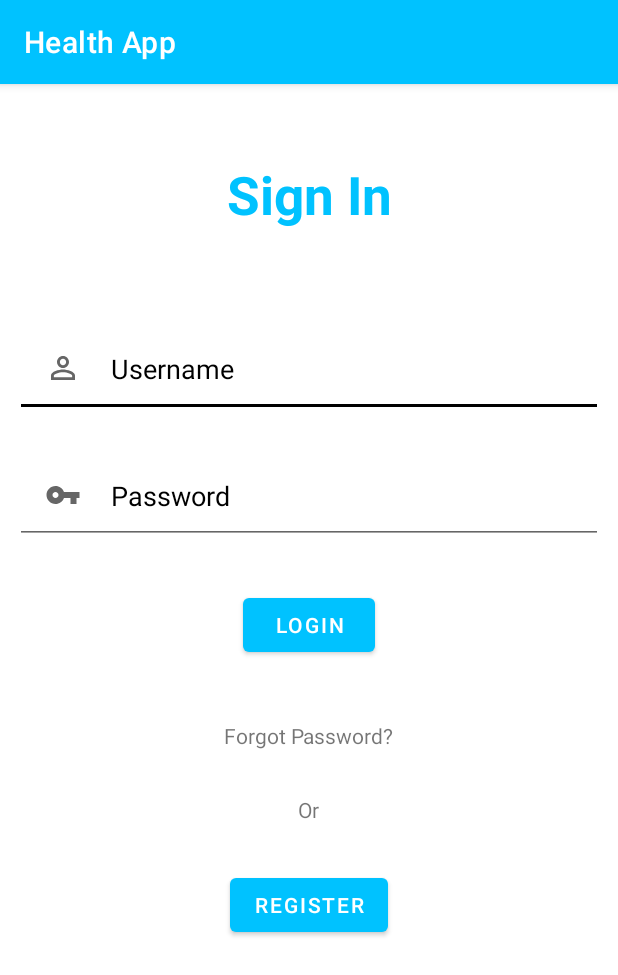
After one commit to ErikHillard/HealthApp, an Android app: the LoginActivity screen opened directly, with no data from a screen before it, on a phone screen of 412 x 824 dp. The commit adds this screen. Shown: the top 975 px of the screen. Run offline under Robolectric (Android 15) with nearby library versions, the phone set to English and light mode, and no system bars.

Commit message:
Created Login and Registering Pages

```diff
--- /dev/null
+++ b/app/src/main/java/com/example/healthapp/LoginActivity.java
@@ -0,0 +1,46 @@
+package com.example.healthapp;
+
+import androidx.appcompat.app.AppCompatActivity;
+
+import android.content.Intent;
+import android.os.Bundle;
+import android.view.View;
+import android.widget.TextView;
+import android.widget.Toast;
+
+import com.google.android.material.button.MaterialButton;
+
+public class LoginActivity extends AppCompatActivity {
+
+    @Override
+    protected void onCreate(Bundle savedInstanceState) {
+        super.onCreate(savedInstanceState);
+        setContentView(R.layout.activity_login);
+
+//        TextView username = findViewById(R.id.usernameInput);
+//        TextView password = findViewById(R.id.passwordInput);
+//
+//        MaterialButton loginButton = (MaterialButton) findViewById(R.id.loginbutton);
+//
+//        loginButton.setOnClickListener(new View.OnClickListener() {
+//            @Override
+//            public void onClick(View view) {
+//                if (username.getText().toString().equals("user")
+//                        && password.getText().toString().equals("pass")){
+//                    Intent switchActivity = new Intent(LoginActivity.this, MainActivity.class);
+//                    switchActivity.putExtra("Username", username.getText().toString());
+//                    switchActivity.putExtra("NewUser", false);
+//                    startActivity(switchActivity);
+//                } else {
+//                    Toast.makeText(LoginActivity.this, "Login Failed", Toast.LENGTH_SHORT).show();
+//                }
+//            }
+//        });
+        if (savedInstanceState == null) {
+            getSupportFragmentManager().beginTransaction()
+                    .setReorderingAllowed(true)
+                    .add(R.id.fragment_login_container, LoginFragment.class, null)
+                    .commit();
+        }
+    }
+}
--- /dev/null
+++ b/app/src/main/java/com/example/healthapp/LoginFragment.java
@@ -0,0 +1,87 @@
+package com.example.healthapp;
+
+import android.content.Intent;
+import android.os.Bundle;
+
+import androidx.annotation.NonNull;
+import androidx.annotation.Nullable;
+import androidx.fragment.app.Fragment;
+import androidx.fragment.app.FragmentManager;
+import androidx.fragment.app.FragmentTransaction;
+
+import android.view.LayoutInflater;
+import android.view.View;
+import android.view.ViewGroup;
+import android.widget.TextView;
+import android.widget.Toast;
+
+import com.google.android.material.button.MaterialButton;
+
+public class LoginFragment extends Fragment {
+
+    public LoginFragment() {
+        // Required empty public constructor
+    }
+
+//    public static LoginFragment newInstance(String param1, String param2) {
+//        LoginFragment fragment = new LoginFragment();
+//        Bundle args = new Bundle();
+//        args.putString(ARG_PARAM1, param1);
+//        args.putString(ARG_PARAM2, param2);
+//        fragment.setArguments(args);
+//        return fragment;
+//    }
+
+
+    @Override
+    public void onCreate(@Nullable Bundle savedInstanceState) {
+        super.onCreate(savedInstanceState);
+    }
+
+    @Override
+    public View onCreateView(LayoutInflater inflater, ViewGroup container,
+                             Bundle savedInstanceState) {
+        return inflater.inflate(R.layout.fragment_login, container, false);
+    }
+
+    @Override
+    public void onViewCreated(@NonNull View view, @Nullable Bundle savedInstanceState) {
+        super.onViewCreated(view, savedInstanceState);
+
+        TextView username = view.findViewById(R.id.usernameInput);
+        TextView password = view.findViewById(R.id.passwordInput);
+
+        MaterialButton loginButton = (MaterialButton) view.findViewById(R.id.loginbutton);
+
+        loginButton.setOnClickListener(new View.OnClickListener() {
+            @Override
+            public void onClick(View view) {
+                if (username.getText().toString().equals("user")
+                        && password.getText().toString().equals("pass")){
+                    Intent switchActivity = new Intent(getActivity(), MainActivity.class);
+                    switchActivity.putExtra("Username", username.getText().toString());
+                    switchActivity.putExtra("NewUser", false);
+                    startActivity(switchActivity);
+                } else {
+                    Toast.makeText(getActivity(), "Login Failed", Toast.LENGTH_SHORT).show();
+                    password.setText("");
+                }
+            }
+        });
+
+        MaterialButton registerNavButton = (MaterialButton) view.findViewById(R.id.registerNavButton);
+
+        registerNavButton.setOnClickListener(new View.OnClickListener() {
+            @Override
+            public void onClick(View view) {
+                Fragment newFragment = new RegisterFragment();
+                FragmentTransaction transaction = getFragmentManager().beginTransaction();
+
+                transaction.replace(R.id.fragment_login_container, newFragment);
+                transaction.addToBackStack(null);
+
+                transaction.commit();
+            }
+        });
+    }
+}
--- a/app/src/main/java/com/example/healthapp/MainActivity.java
+++ b/app/src/main/java/com/example/healthapp/MainActivity.java
@@ -22,6 +22,14 @@ public class MainActivity extends AppCompatActivity {
         getSupportActionBar().setTitle("Home");
 
         getFragment(new HomeFragment());
+        Bundle extras = getIntent().getExtras();
+
+        // TODO: Write these to json only if needed.
+        if (extras != null) {
+            String value = extras.getString("key");
+        } else {
+            // TODO: Set default parameters for a user.
+        }
 
         bottomNavigationView = findViewById(R.id.bottomNavigationView);
         bottomNavigationView.setOnItemSelectedListener(new NavigationBarView.OnItemSelectedListener() {
@@ -54,6 +62,8 @@ public class MainActivity extends AppCompatActivity {
                     .add(R.id.fragment_container_view, HomeFragment.class, null)
                     .commit();
         }
+
+
     }
 
     private boolean getFragment(Fragment fragment) {
--- /dev/null
+++ b/app/src/main/java/com/example/healthapp/RegisterFragment.java
@@ -0,0 +1,48 @@
+package com.example.healthapp;
+
+import android.content.Intent;
+import android.os.Bundle;
+
+import androidx.annotation.NonNull;
+import androidx.annotation.Nullable;
+import androidx.fragment.app.Fragment;
+
+import android.view.LayoutInflater;
+import android.view.View;
+import android.view.ViewGroup;
+import android.widget.Toast;
+
+import com.google.android.material.button.MaterialButton;
+
+public class RegisterFragment extends Fragment {
+    public RegisterFragment() {
+        // Required empty public constructor
+    }
+
+    @Override
+    public View onCreateView(LayoutInflater inflater, ViewGroup container,
+                             Bundle savedInstanceState) {
+        // Inflate the layout for this fragment
+        return inflater.inflate(R.layout.fragment_register, container, false);
+    }
+
+    @Override
+    public void onViewCreated(@NonNull View view, @Nullable Bundle savedInstanceState) {
+        super.onViewCreated(view, savedInstanceState);
+
+        MaterialButton registerButton = (MaterialButton) view.findViewById(R.id.registerButton);
+
+        registerButton.setOnClickListener(new View.OnClickListener() {
+            @Override
+            public void onClick(View view) {
+                /* TODO:
+                *   Make the fragment switch back to login with the username and password.
+                *   Then switch the activity.
+                */
+                Intent switchActivity = new Intent(getActivity(), MainActivity.class);
+                switchActivity.putExtra("NewUser", false);
+                startActivity(switchActivity);
+            }
+        });
+    }
+}
--- /dev/null
+++ b/app/src/main/res/drawable/ic_baseline_key_24.xml
@@ -0,0 +1,10 @@
+<vector xmlns:android="http://schemas.android.com/apk/res/android"
+    android:width="24dp"
+    android:height="24dp"
+    android:viewportWidth="24"
+    android:viewportHeight="24"
+    android:tint="?attr/colorControlNormal">
+  <path
+      android:fillColor="@android:color/white"
+      android:pathData="M12.65,10C11.83,7.67 9.61,6 7,6c-3.31,0 -6,2.69 -6,6s2.69,6 6,6c2.61,0 4.83,-1.67 5.65,-4H17v4h4v-4h2v-4H12.65zM7,14c-1.1,0 -2,-0.9 -2,-2s0.9,-2 2,-2 2,0.9 2,2 -0.9,2 -2,2z"/>
+</vector>
--- /dev/null
+++ b/app/src/main/res/drawable/ic_baseline_person_outline_24.xml
@@ -0,0 +1,10 @@
+<vector xmlns:android="http://schemas.android.com/apk/res/android"
+    android:width="24dp"
+    android:height="24dp"
+    android:viewportWidth="24"
+    android:viewportHeight="24"
+    android:tint="?attr/colorControlNormal">
+  <path
+      android:fillColor="@android:color/white"
+      android:pathData="M12,5.9c1.16,0 2.1,0.94 2.1,2.1s-0.94,2.1 -2.1,2.1S9.9,9.16 9.9,8s0.94,-2.1 2.1,-2.1m0,9c2.97,0 6.1,1.46 6.1,2.1v1.1L5.9,18.1L5.9,17c0,-0.64 3.13,-2.1 6.1,-2.1M12,4C9.79,4 8,5.79 8,8s1.79,4 4,4 4,-1.79 4,-4 -1.79,-4 -4,-4zM12,13c-2.67,0 -8,1.34 -8,4v3h16v-3c0,-2.66 -5.33,-4 -8,-4z"/>
+</vector>
--- /dev/null
+++ b/app/src/main/res/layout/activity_login.xml
@@ -0,0 +1,13 @@
+<?xml version="1.0" encoding="utf-8"?>
+<RelativeLayout xmlns:android="http://schemas.android.com/apk/res/android"
+    xmlns:app="http://schemas.android.com/apk/res-auto"
+    xmlns:tools="http://schemas.android.com/tools"
+    android:layout_width="match_parent"
+    android:layout_height="match_parent"
+    tools:context=".LoginActivity">
+
+    <FrameLayout
+        android:layout_width="match_parent"
+        android:layout_height="match_parent"
+        android:id="@+id/fragment_login_container"/>
+</RelativeLayout>
--- /dev/null
+++ b/app/src/main/res/layout/fragment_login.xml
@@ -0,0 +1,92 @@
+<?xml version="1.0" encoding="utf-8"?>
+<RelativeLayout xmlns:android="http://schemas.android.com/apk/res/android"
+    xmlns:app="http://schemas.android.com/apk/res-auto"
+    xmlns:tools="http://schemas.android.com/tools"
+    android:layout_width="match_parent"
+    android:layout_height="match_parent"
+    tools:context=".LoginActivity">
+
+    <TextView
+        android:id="@+id/signIn"
+        android:layout_width="match_parent"
+        android:layout_height="wrap_content"
+        android:text="Sign In"
+        android:layout_margin="50dp"
+        android:gravity="center"
+        android:textSize="35dp"
+        android:textColor="@color/colorPrimary"
+        android:textStyle="bold"
+        />
+
+    <EditText
+        android:id="@+id/usernameInput"
+        android:layout_width="match_parent"
+        android:layout_height="wrap_content"
+        android:layout_below="@id/signIn"
+        android:layout_marginStart="10dp"
+        android:layout_marginTop="10dp"
+        android:layout_marginEnd="10dp"
+        android:layout_marginBottom="10dp"
+        android:drawableLeft="@drawable/ic_baseline_person_outline_24"
+        android:drawablePadding="20dp"
+        android:hint="Username"
+        android:padding="20dp"
+        android:textColor="@color/colorAccent"
+        android:textColorHint="@color/colorAccent"
+        android:maxLines="1"
+        android:inputType="text"/>
+
+    <EditText
+        android:id="@+id/passwordInput"
+        android:layout_width="match_parent"
+        android:layout_height="wrap_content"
+        android:layout_below="@id/usernameInput"
+        android:layout_marginStart="10dp"
+        android:layout_marginTop="10dp"
+        android:layout_marginEnd="10dp"
+        android:layout_marginBottom="10dp"
+        android:drawableLeft="@drawable/ic_baseline_key_24"
+        android:drawablePadding="20dp"
+        android:hint="Password"
+        android:padding="20dp"
+        android:textColor="@color/colorAccent"
+        android:textColorHint="@color/colorAccent"
+        android:inputType="textPassword"
+        android:maxLines="1"/>
+
+    <com.google.android.material.button.MaterialButton
+        android:layout_width="wrap_content"
+        android:layout_height="wrap_content"
+        android:id="@+id/loginbutton"
+        android:layout_below="@id/passwordInput"
+        android:layout_centerHorizontal="true"
+        android:text="LOGIN"
+        android:layout_margin="20dp"
+
+        />
+    <TextView
+        android:layout_width="wrap_content"
+        android:layout_height="wrap_content"
+        android:id="@+id/forgotpassword"
+        android:layout_below="@id/loginbutton"
+        android:layout_centerHorizontal="true"
+        android:text="Forgot Password?"
+        android:layout_margin="20dp"/>
+    <TextView
+        android:layout_width="wrap_content"
+        android:layout_height="wrap_content"
+        android:id="@+id/orText"
+        android:layout_below="@id/forgotpassword"
+        android:text="Or"
+        android:layout_centerHorizontal="true"
+        android:layout_margin="10dp"/>
+    <com.google.android.material.button.MaterialButton
+        android:layout_width="wrap_content"
+        android:layout_height="wrap_content"
+        android:id="@+id/registerNavButton"
+        android:layout_below="@id/orText"
+        android:layout_centerHorizontal="true"
+        android:text="Register"
+        android:layout_margin="20dp"
+        />
+</RelativeLayout>
--- /dev/null
+++ b/app/src/main/res/layout/fragment_register.xml
@@ -0,0 +1,17 @@
+<?xml version="1.0" encoding="utf-8"?>
+<RelativeLayout xmlns:android="http://schemas.android.com/apk/res/android"
+    xmlns:tools="http://schemas.android.com/tools"
+    android:layout_width="match_parent"
+    android:layout_height="match_parent"
+    tools:context=".RegisterFragment">
+
+    <com.google.android.material.button.MaterialButton
+        android:layout_width="wrap_content"
+        android:layout_height="wrap_content"
+        android:id="@+id/registerButton"
+        android:layout_centerHorizontal="true"
+        android:text="Register"
+        android:layout_margin="20dp"
+        />
+
+</RelativeLayout>
--- a/app/src/main/res/values/strings.xml
+++ b/app/src/main/res/values/strings.xml
@@ -24,7 +24,6 @@
     <string name="hello_blank_fragment">Hello blank fragment</string>
 
 
-
     <string-array name="foods">
         <item>"Chicken Breast"</item>
         <item>"Chicken Parmesan"</item>
```
Also changed, not shown: app/src/main/AndroidManifest.xml (+6 -3 lines).
